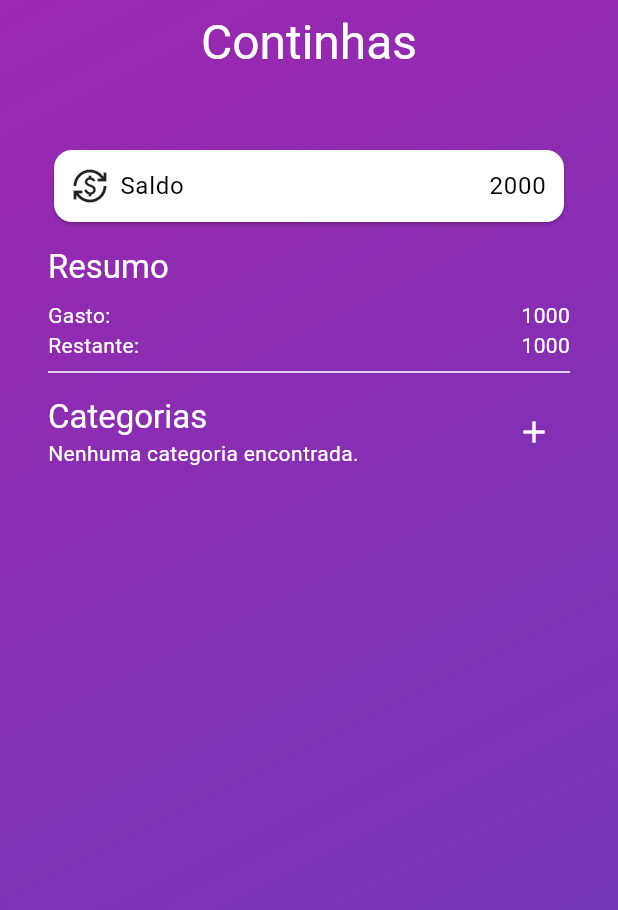
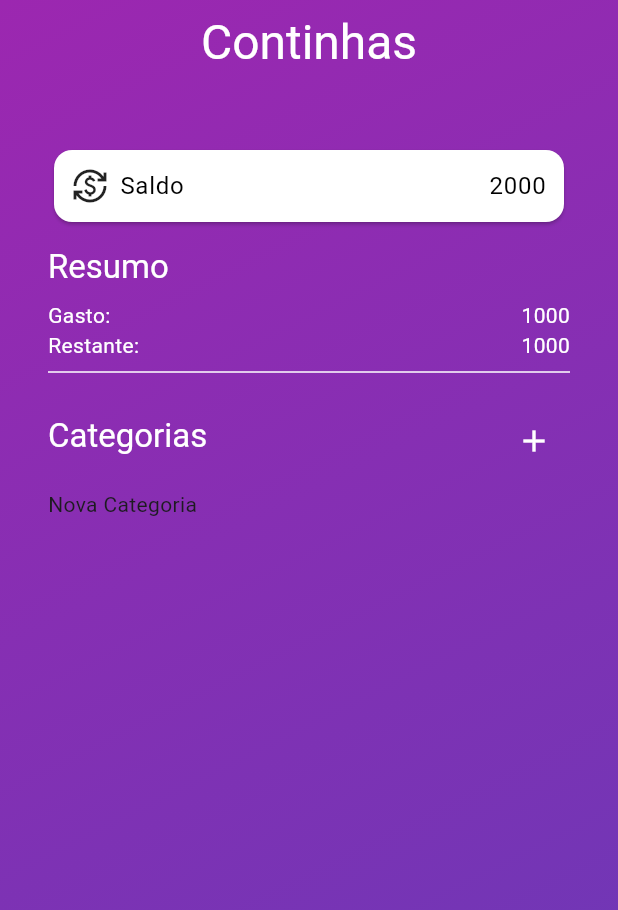
Before and after one commit to eduardobetim/Continhas, a Flutter app: the screen it shows after launch, after a tap on the "add" icon, on a phone screen of 412 x 824 dp. Shown: the top 910 px of the screen. Run offline on Flutter 3.47's test engine with Material 3 defaults, Android fonts, the light colour scheme and no system bars; our stand-ins replace google_fonts; Roboto replaces fonts that are missing (Dosis).

Commit message:
Starting category implementation

```diff
--- /dev/null
+++ b/lib/category_type.dart
@@ -0,0 +1,8 @@
+enum CategoryType {
+  shopping,
+  leisure,
+  food,
+  house,
+  clothes,
+  other,
+}
--- /dev/null
+++ b/lib/expense.dart
@@ -0,0 +1,7 @@
+class Expense {
+  String name;
+  String value;
+  String date;
+
+  Expense({required this.name, required this.value, required this.date});
+}
--- /dev/null
+++ b/lib/expense_category.dart
@@ -0,0 +1,10 @@
+import 'package:gastinhos/Expense.dart';
+import 'package:gastinhos/category_type.dart';
+
+class ExpenseCategory {
+  String name;
+  CategoryType type;
+  List<Expense> expenseList;
+
+  ExpenseCategory({required this.name, required this.type, required this.expenseList});
+}
--- a/lib/home_screen.dart
+++ b/lib/home_screen.dart
@@ -1,6 +1,6 @@
 import 'package:flutter/material.dart';
-import 'package:gastinhos/add_category_screen.dart';
-import 'package:gastinhos/add_info_screen.dart';
+import 'package:gastinhos/category_type.dart';
+import 'package:gastinhos/expense_category.dart';
 import 'package:google_fonts/google_fonts.dart';
 
 class HomeScreen extends StatefulWidget {
@@ -11,6 +11,18 @@ class HomeScreen extends StatefulWidget {
 }
 
 class _HomeScreenState extends State<HomeScreen> {
+  List<ExpenseCategory> categories = [];
+
+  void addNewCategory() {
+    categories.add(
+      ExpenseCategory(
+        name: 'Nova Categoria',
+        type: CategoryType.other,
+        expenseList: [],
+      ),
+    );
+  }
+
   @override
   Widget build(BuildContext context) {
     return Scaffold(
@@ -22,9 +34,10 @@ class _HomeScreenState extends State<HomeScreen> {
         centerTitle: true,
         title: Text(
           'Continhas',
-          style: Theme.of(context).textTheme.headlineLarge!.copyWith(
-              fontFamily: GoogleFonts.dosis().fontFamily,
-              color: Theme.of(context).colorScheme.onPrimary),
+          style: Theme.of(context)
+              .textTheme
+              .headlineLarge!
+              .copyWith(fontFamily: GoogleFonts.dosis().fontFamily, color: Theme.of(context).colorScheme.onPrimary),
         ),
       ),
       body: Container(
@@ -66,19 +79,13 @@ class _HomeScreenState extends State<HomeScreen> {
                           ),
                           Text(
                             'Saldo',
-                            style: Theme.of(context)
-                                .textTheme
-                                .bodyLarge!
-                                .copyWith(color: Colors.black),
+                            style: Theme.of(context).textTheme.bodyLarge!.copyWith(color: Colors.black),
                           ),
                         ],
                       ),
                       Text(
                         '2000',
-                        style: Theme.of(context)
-                            .textTheme
-                            .bodyLarge!
-                            .copyWith(color: Colors.black),
+                        style: Theme.of(context).textTheme.bodyLarge!.copyWith(color: Colors.black),
                       ),
                     ],
                   ),
@@ -89,10 +96,7 @@ class _HomeScreenState extends State<HomeScreen> {
               ),
               Text(
                 'Resumo',
-                style: Theme.of(context)
-                    .textTheme
-                    .titleLarge!
-                    .copyWith(color: Colors.white),
+                style: Theme.of(context).textTheme.titleLarge!.copyWith(color: Colors.white),
               ),
               const SizedBox(
                 height: 8,
@@ -102,17 +106,11 @@ class _HomeScreenState extends State<HomeScreen> {
                 children: [
                   Text(
                     'Gasto:',
-                    style: Theme.of(context)
-                        .textTheme
-                        .bodyMedium!
-                        .copyWith(color: Colors.white),
+                    style: Theme.of(context).textTheme.bodyMedium!.copyWith(color: Colors.white),
                   ),
                   Text(
                     '1000',
-                    style: Theme.of(context)
-                        .textTheme
-                        .bodyMedium!
-                        .copyWith(color: Colors.white),
+                    style: Theme.of(context).textTheme.bodyMedium!.copyWith(color: Colors.white),
                   ),
                 ],
               ),
@@ -121,17 +119,11 @@ class _HomeScreenState extends State<HomeScreen> {
                 children: [
                   Text(
                     'Restante:',
-                    style: Theme.of(context)
-                        .textTheme
-                        .bodyMedium!
-                        .copyWith(color: Colors.white),
+                    style: Theme.of(context).textTheme.bodyMedium!.copyWith(color: Colors.white),
                   ),
                   Text(
                     '1000',
-                    style: Theme.of(context)
-                        .textTheme
-                        .bodyMedium!
-                        .copyWith(color: Colors.white),
+                    style: Theme.of(context).textTheme.bodyMedium!.copyWith(color: Colors.white),
                   ),
                 ],
               ),
@@ -146,30 +138,22 @@ class _HomeScreenState extends State<HomeScreen> {
                 mainAxisAlignment: MainAxisAlignment.spaceBetween,
                 crossAxisAlignment: CrossAxisAlignment.center,
                 children: [
-                  Wrap(
-                    direction: Axis.vertical,
-                    children: [
-                      Text(
-                        'Categorias',
-                        style: Theme.of(context)
-                            .textTheme
-                            .titleLarge!
-                            .copyWith(color: Colors.white),
+                  Text(
+                    'Categorias',
+                    style: Theme.of(context).textTheme.titleLarge!.copyWith(color: Colors.white),
+                  ),
+                  Padding(
+                    padding: const EdgeInsets.only(top: 6),
+                    child: IconButton(
+                      onPressed: () {
+                        setState(() {
+                          addNewCategory();
+                        });
+                      },
+                      icon: const Icon(
+                        Icons.add,
+                        color: Colors.white,
                       ),
-                      Text(
-                        'Nenhuma categoria encontrada.',
-                        style: Theme.of(context)
-                            .textTheme
-                            .bodyMedium!
-                            .copyWith(color: Colors.white),
-                      ),
-                    ],
-                  ),
-                  IconButton(
-                    onPressed: () {},
-                    icon: Icon(
-                      Icons.add,
-                      color: Colors.white,
                     ),
                   ),
                 ],
@@ -177,6 +161,27 @@ class _HomeScreenState extends State<HomeScreen> {
               const SizedBox(
                 height: 8,
               ),
+              if (categories.isEmpty)
+                Text(
+                  'Nenhuma categoria encontrada.',
+                  style: Theme.of(context).textTheme.bodyMedium!.copyWith(color: Colors.white),
+                )
+              else
+                Expanded(
+                  child: SingleChildScrollView(
+                    child: Column(
+                      children: categories
+                          .map<Widget>(
+                            (category) => Container(
+                              child: Text(
+                                category.name,
+                              ),
+                            ),
+                          )
+                          .toList(),
+                    ),
+                  ),
+                ),
             ],
           ),
         ),
```
